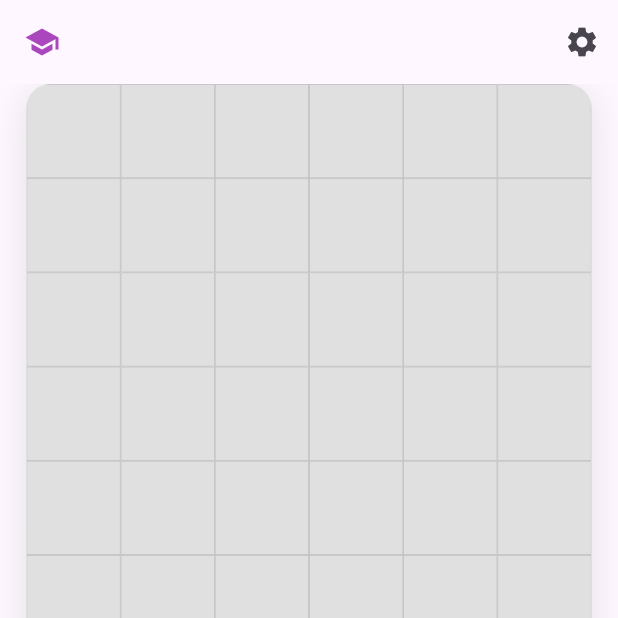
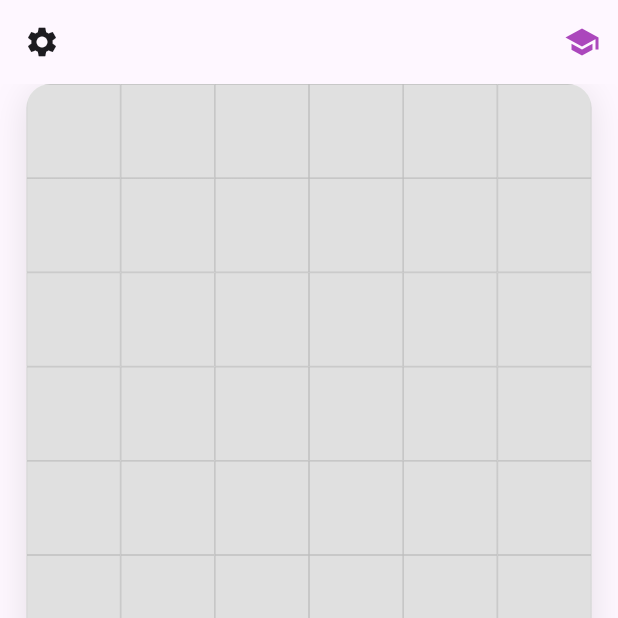
Before and after one commit to PML54/pentapol, a Flutter app: the screen it shows after launch, on a phone screen of 412 x 824 dp, the top half of it. Run offline on Flutter 3.47's test engine with Material 3 defaults, Android fonts, the phone set to English and light mode, and no system bars; our stand-ins replace drift, flutter_riverpod, supabase_flutter; accounts and stored records are empty; generated files the repository leaves out were written again.

```diff
--- a/lib/screens/pentomino_game_screen.dart
+++ b/lib/screens/pentomino_game_screen.dart
@@ -80,13 +80,14 @@ class _PentominoGameScreenState extends ConsumerState<PentominoGameScreen>
                   tooltip: 'Sortir du mode isométries',
                 )
               : IconButton(
-                  icon: Icon(GameIcons.enterIsometries.icon),
+                  icon: const Icon(Icons.settings),
                   onPressed: () {
-                    HapticFeedback.selectionClick();
-                    notifier.enterIsometriesMode();
+                    Navigator.push(
+                      context,
+                      MaterialPageRoute(builder: (context) => const SettingsScreen()),
+                    );
                   },
-                  tooltip: GameIcons.enterIsometries.tooltip,
-                  color: GameIcons.enterIsometries.color,
+                  tooltip: 'Paramètres',
                 ),
           title: !state.isIsometriesMode && state.solutionsCount != null && state.solutionsCount! > 0 && state.placedPieces.isNotEmpty
               ? ScaleTransition(
@@ -169,18 +170,6 @@ class _PentominoGameScreenState extends ConsumerState<PentominoGameScreen>
                 ]
               : [
                   // MODE JEU NORMAL : Boutons normaux
-                  // Bouton paramètres à droite
-                  IconButton(
-                    icon: const Icon(Icons.settings, size: 24),
-                    onPressed: () {
-                      Navigator.push(
-                        context,
-                        MaterialPageRoute(builder: (context) => const SettingsScreen()),
-                      );
-                    },
-                    tooltip: 'Paramètres',
-                  ),
-
                   // Boutons de transformation (visibles si pièce sélectionnée)
                   if (state.selectedPiece != null) ...[
                     IconButton(
@@ -222,6 +211,17 @@ class _PentominoGameScreenState extends ConsumerState<PentominoGameScreen>
                       tooltip: GameIcons.removePiece.tooltip,
                       color: GameIcons.removePiece.color,
                     ),
+
+                  // 🎓 Bouton "Mode Isométries" à droite
+                  IconButton(
+                    icon: Icon(GameIcons.enterIsometries.icon, size: 24),
+                    onPressed: () {
+                      HapticFeedback.selectionClick();
+                      notifier.enterIsometriesMode();
+                    },
+                    tooltip: GameIcons.enterIsometries.tooltip,
+                    color: GameIcons.enterIsometries.color,
+                  ),
                 ],
         ),
       ),
```
